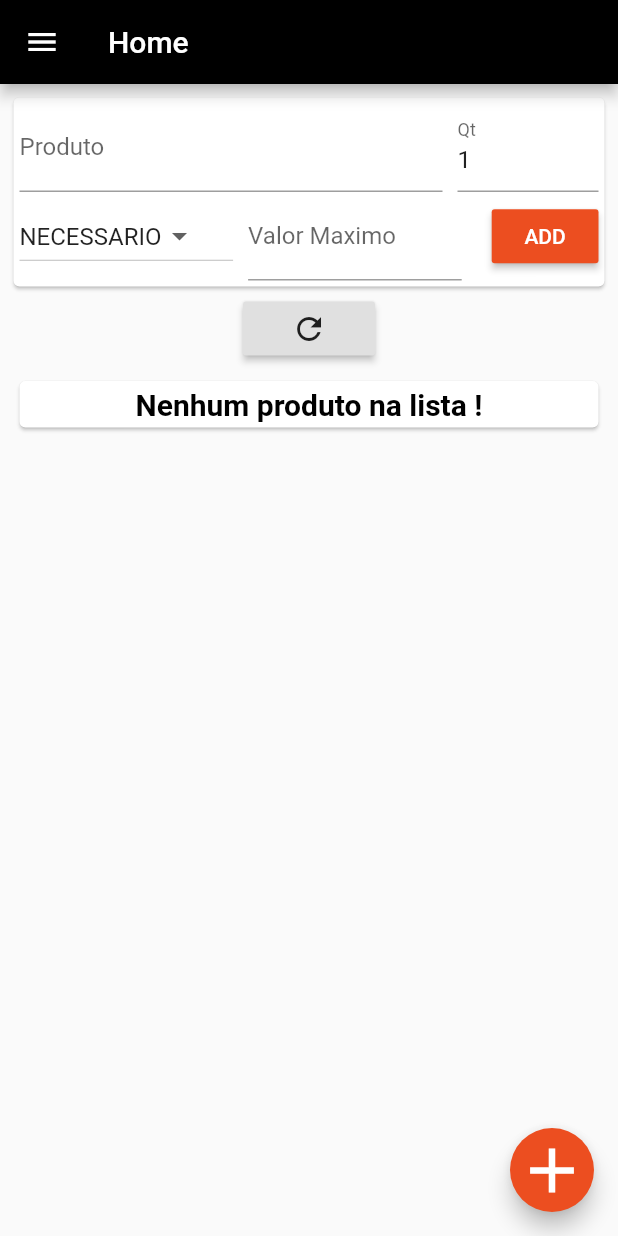
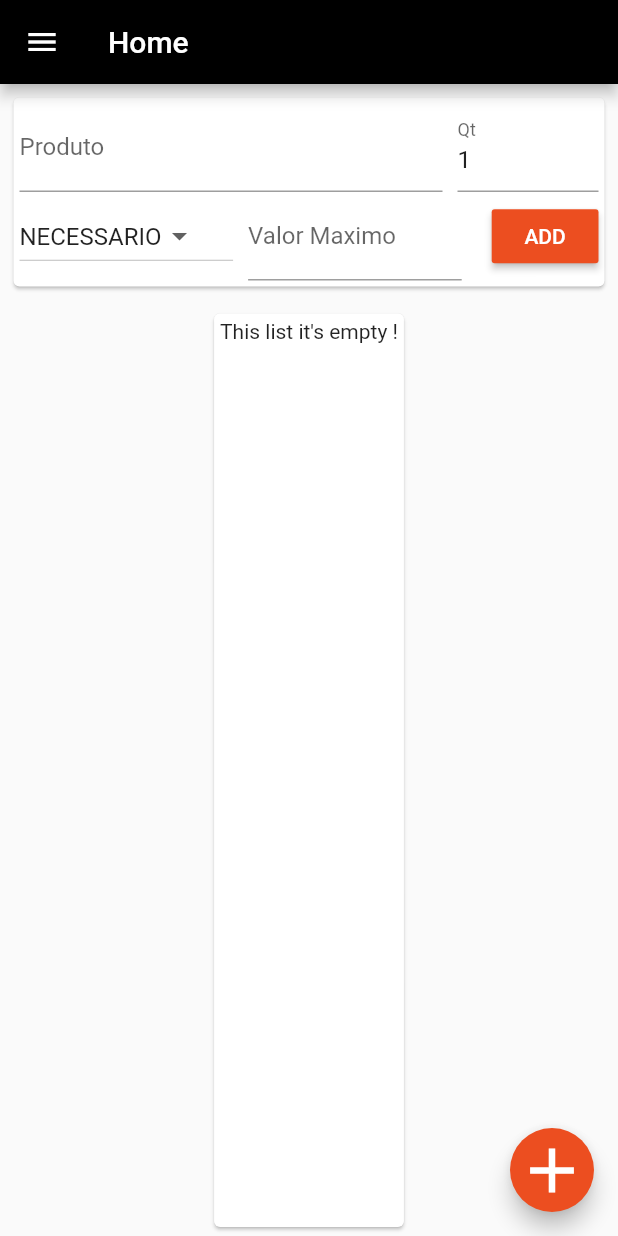
Before and after one commit to wendlerRamos/shopping_list, a Flutter app: the screen it shows after launch, on a phone screen of 412 x 824 dp. Run offline on Flutter 3.47's test engine with Material 2 defaults, Android fonts, the phone set to English and light mode, and no system bars; our stand-ins replace cloud_firestore; accounts and stored records are empty.

Commit message:
Updating shopping list to be realtime

```diff
--- a/lib/datas/item_data.dart
+++ b/lib/datas/item_data.dart
@@ -1,7 +1,7 @@
 import 'package:cloud_firestore/cloud_firestore.dart';
-import 'package:scoped_model/scoped_model.dart';
+//import 'package:scoped_model/scoped_model.dart';
 
-class ItemList extends Model{
+class ItemList{
   String productId;
   String name;
   double quantity;
@@ -10,6 +10,15 @@ class ItemList extends Model{
   bool status = false;
 
   ItemList();
+/*
+  ItemList(DocumentSnapshot document){
+    productId = document.documentID;
+    name = document.data["name"];
+    quantity = document.data["quantity"];
+    priority = document.data["priority"];
+    maxValue = document.data["maxValue"];
+    status = document.data["status"];
+  }*/
 
   ItemList.fromDocument(DocumentSnapshot document){
       productId = document.documentID;
@@ -42,6 +51,5 @@ class ItemList extends Model{
       this.status = true;
     }
     Firestore.instance.collection("shoppingLists").document(listCode).collection('products').document(this.productId).updateData(this.toMap());
-    notifyListeners();
   }
 }
--- a/lib/widgets/items_list.dart
+++ b/lib/widgets/items_list.dart
@@ -1,8 +1,7 @@
 import 'package:flutter/material.dart';
-import 'package:scoped_model/scoped_model.dart';
-import 'package:shopping_list/models/list_model.dart';
-
+import 'package:shopping_list/datas/item_data.dart';
 import 'item_widget.dart';
+import 'package:cloud_firestore/cloud_firestore.dart';
 
 class ItemsList extends StatefulWidget {
   @override
@@ -11,55 +10,46 @@ class ItemsList extends StatefulWidget {
 
 class _ItemsListState extends State<ItemsList> {
   @override
+  void initState() {
+    super.initState();
+  }
+
+  @override
   Widget build(BuildContext context) {
     return Expanded(
-      child: ListView(
-
-        shrinkWrap: true,
-        padding: EdgeInsets.only(top: 5.0, left: 4.0, right: 4.0),
-        scrollDirection: Axis.vertical,
-        children: <Widget>[
-          SizedBox(
-            height: 2.0,
-          ),
-          Card(
+        child: Card(
       margin: EdgeInsets.all(4.0),
       child: Padding(
           padding: EdgeInsets.all(4.0),
-                child: ScopedModel<ListModel>(
-                  model: ListModel('teste'),
-                  child: ScopedModelDescendant<ListModel>(
-                    rebuildOnChange: true,
-                    builder: (context, child, model) {
-                      if (model.isLoading) {
-                        return Center(
-                          child: CircularProgressIndicator(),
+          child: StreamBuilder(
+            stream: Firestore.instance
+                .collection('shoppingLists')
+                .document('teste')
+                .collection('products')
+                .snapshots(),
+            builder: (context, AsyncSnapshot<QuerySnapshot> snapshot) {
+              if (!snapshot.hasData) {
+                return Text("Loading..");
+              }
+              else if (snapshot.hasError){
+                  return Text("Ops... Something went wrong !");
+              }else if(snapshot.data.documents.length == 0){
+                  return Text("This list it's empty !");
+
+              }
+              return ListView(
+                shrinkWrap: true,
+                scrollDirection: Axis.vertical,
+                children: snapshot.data.documents.map((DocumentSnapshot document){
+                  ItemList _itemList = ItemList.fromDocument(document);
+                  //print(_itemList);
+                  return ItemWidget(
+                    itemList: _itemList,
                   );
-                      }else if (model.products == null || model.products.length == 0) {
-                        return Center(
-                          child: Text(
-                            "Nenhum produto na lista !",
-                            style: TextStyle(
-                                fontSize: 20.0,
-                                fontWeight: FontWeight.bold,
-                                color: Theme.of(context).primaryColor),
-                            textAlign: TextAlign.center,
-                          ),
-                        );
-                      } else {
-                        //print("Itens: ${model.products.length}");
-                        return Column(
-                          children: model.products.map((product) {
-                            return ItemWidget(product);
                 }).toList(),
               );
-                      }
             },
-                  ),
           )),
-          ),
-        ],
-      ),
-    );
+    ));
   }
 }
```
Also changed, not shown: lib/screens/home.dart (+2 -18 lines), lib/widgets/item_widget.dart (+20 -8 lines). Lines whose indentation alone changed are shown as unchanged.
